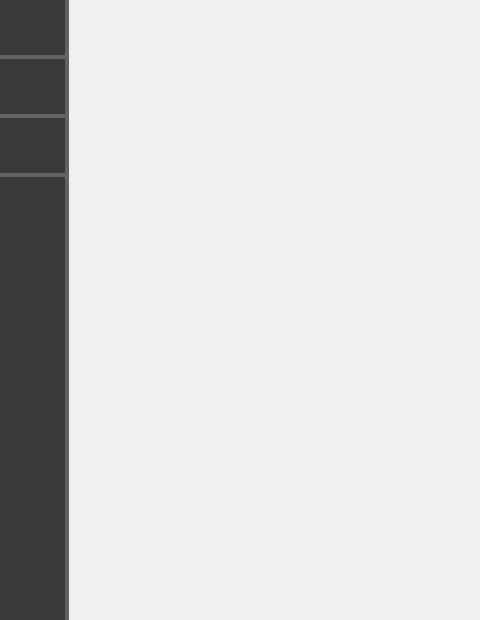
The window that Lab2/Lab2_proj/ClientPart/purchasesmenu.ui (BohdanGunko/clientServetTcpIp) describes before a commit, drawn with Qt 5; both pictures show x 0 to 480 and y 0 to 620 of the 1292 by 620 pixel window.
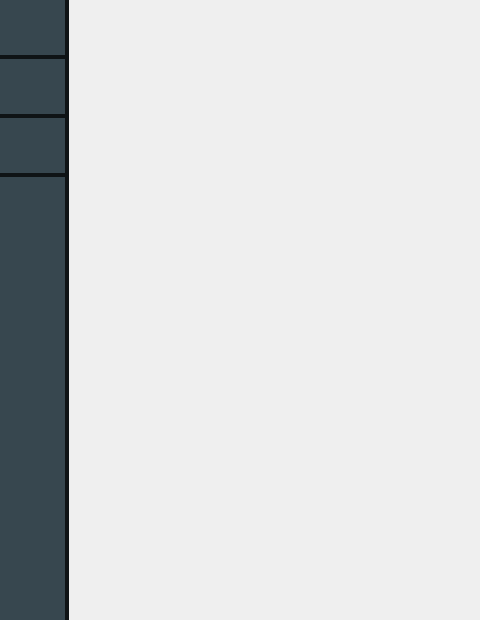
The same window after the commit.

```diff
--- a/Lab2/Lab2_proj/ClientPart/purchasesmenu.ui
+++ b/Lab2/Lab2_proj/ClientPart/purchasesmenu.ui
@@ -44,19 +44,19 @@
       <widget class="QWidget" name="SpacerMenuBlack" native="true">
        <property name="styleSheet">
         <string notr="true">QPushButton{
-	background-color: rgba(29,29,29,150);
+	background-color:#37474F;
 	border:none;
 
 }
 
 
 #SpacerMenuBlack{
-	background-color:rgba(0,0,0,150);;
+	background-color:#0f1416;
 
 }
 
 #SpacerMenuGrey{
-	background-color:rgba(29,29,29,150);
+	background-color:#37474F;
 }
 
 </string>
```
